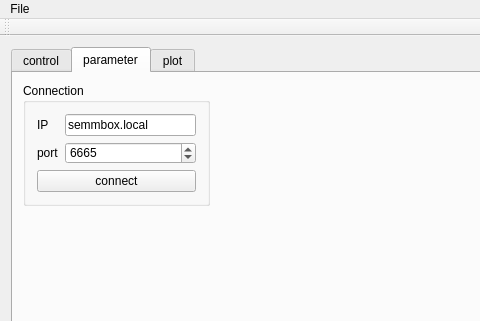
The window that software/extern/qttest/mainwindow.ui (wenndemann/blabot) describes before a commit, drawn with Qt 5; both pictures show x 0 to 480 and y 0 to 321 of the 800 by 600 pixel window.
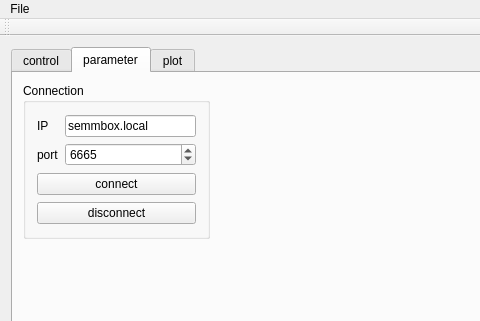
The same window after the commit. The open tabs and pages were chosen to show the change. Custom widgets are drawn as their Qt base class.

What changed in the file:
```diff
--- a/software/extern/qttest/mainwindow.ui
+++ b/software/extern/qttest/mainwindow.ui
@@ -96,7 +96,7 @@
           <x>10</x>
           <y>10</y>
           <width>187</width>
-          <height>123</height>
+          <height>156</height>
          </rect>
         </property>
         <property name="title">
@@ -145,6 +145,13 @@
            </property>
           </widget>
          </item>
+         <item>
+          <widget class="QPushButton" name="pushButtonDisconnect">
+           <property name="text">
+            <string>disconnect</string>
+           </property>
+          </widget>
+         </item>
         </layout>
        </widget>
       </widget>
```
Left out of the diff: 2 changed lines with no effect on the pictures.
